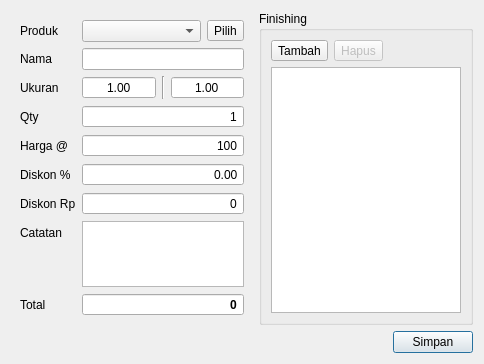
The window that src/dialogs/orderitemdialog.ui (AyahnaSyahid/LazyMins) describes before a commit, drawn with Qt 5.
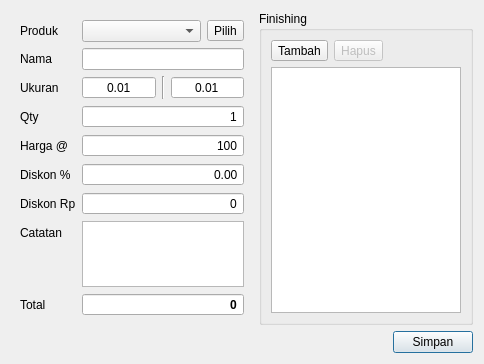
The same window after the commit. Custom widgets are drawn as their Qt base class.

```diff
--- a/src/dialogs/orderitemdialog.ui
+++ b/src/dialogs/orderitemdialog.ui
@@ -78,7 +78,7 @@
              <bool>true</bool>
             </property>
             <property name="minimum">
-             <double>1.000000000000000</double>
+             <double>0.010000000000000</double>
             </property>
             <property name="maximum">
              <double>20.000000000000000</double>
@@ -107,7 +107,7 @@
              <bool>true</bool>
             </property>
             <property name="minimum">
-             <double>1.000000000000000</double>
+             <double>0.010000000000000</double>
             </property>
             <property name="maximum">
              <double>20.000000000000000</double>
```
